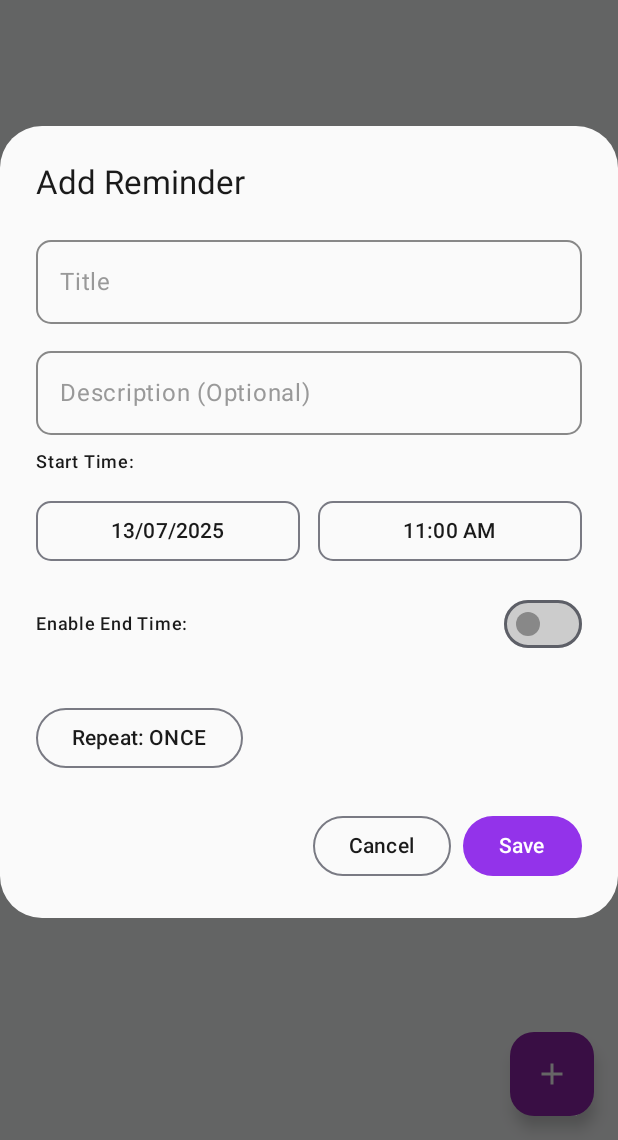
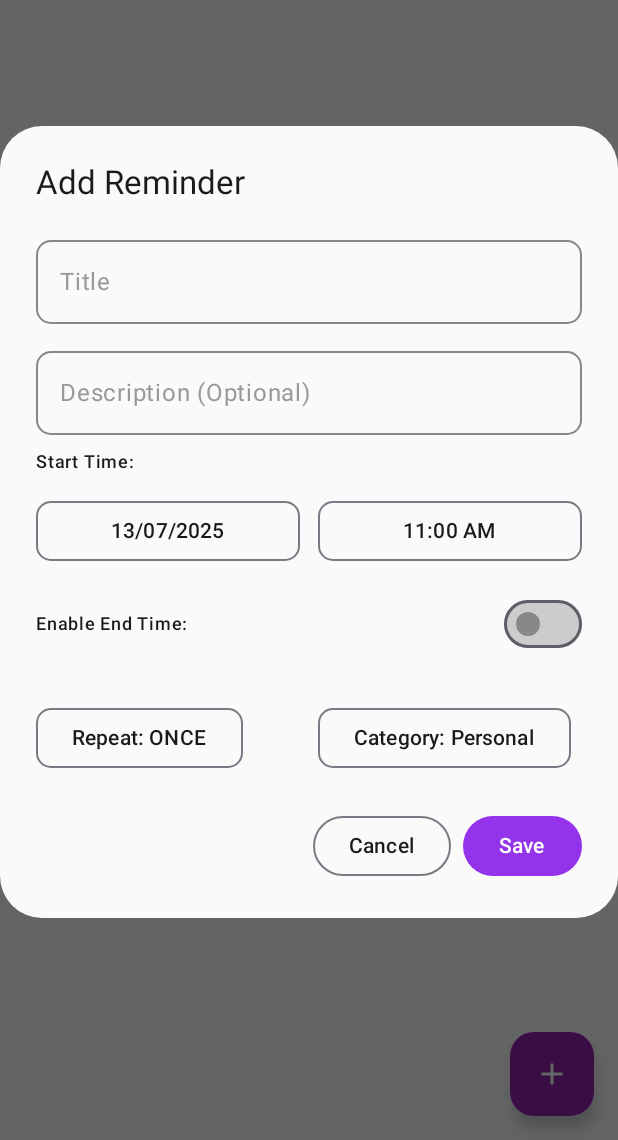
Before and after one commit to Yuktta-Technologies/Remindzy-app, an Android app built with Jetpack Compose: the screen it shows after launch (MainActivity), after a tap on "Add Reminder", on a phone screen of 412 x 824 dp, the part 96-1236 px from its top. Run offline under Robolectric (Android 15) with nearby library versions, the phone set to English and light mode, and no system bars; our stand-ins replace Room's generated code.

Commit message:
Added the category selection option in the add/edit reminder dialog box

```diff
--- a/app/src/main/java/com/app/reminderpro/ui/AddReminderDialog.kt
+++ b/app/src/main/java/com/app/reminderpro/ui/AddReminderDialog.kt
@@ -69,7 +69,7 @@ fun AddReminderDialog(
     reminderToEdit: Reminder? = null,
     onDismiss: () -> Unit,
     // VITAL CHANGE: 'end' parameter is now Long? (nullable)
-    onSave: (title: String, desc: String, start: Long, end: Long?, repeat: RepeatMode) -> Unit
+    onSave: (title: String, desc: String, start: Long, end: Long?, repeat: RepeatMode, category: String) -> Unit
 ) {
     val context = LocalContext.current
 
@@ -102,6 +102,9 @@ fun AddReminderDialog(
 
 
     var repeatMode by remember { mutableStateOf(reminderToEdit?.repeatMode ?: RepeatMode.ONCE) }
+    val categoryOptions = listOf("Personal", "Work", "Health", "Study", "Others")
+    var selectedCategory by remember { mutableStateOf("Personal") }
+
 
     val dateFormatter = remember { SimpleDateFormat("dd/MM/yyyy", Locale.getDefault()) }
     val timeFormatter = remember { SimpleDateFormat("h:mm a", Locale.getDefault()) }
@@ -164,7 +167,7 @@ fun AddReminderDialog(
                     return@Button
                 }
 
-                onSave(title, description, finalStartTimeMillis, finalEndTimeMillis, repeatMode)
+                onSave(title, description, finalStartTimeMillis, finalEndTimeMillis, repeatMode, selectedCategory)
                 // onDismiss() // Call onDismiss from the onSave lambda in ReminderListScreen
             },
                     colors = ButtonDefaults.buttonColors(
@@ -449,13 +452,36 @@ fun AddReminderDialog(
                     }
 
                     Spacer(modifier = Modifier.height(8.dp))
-                    DropdownMenuBox(selected = repeatMode, onSelected = { repeatMode = it })
+                    //DropdownMenuBox(selected = repeatMode, onSelected = { repeatMode = it })
+                    Row(
+                        modifier = Modifier.fillMaxWidth(),
+                        horizontalArrangement = Arrangement.spacedBy(12.dp)
+                    ) {
+                        DropdownMenuBox(
+                            label = "Repeat",
+                            options = RepeatMode.entries.toList(),
+                            selected = repeatMode,
+                            onSelected = { repeatMode = it },
+                            modifier = Modifier.weight(1f)
+                        )
+
+                        DropdownMenuBox(
+                            label = "Category",
+                            options = categoryOptions,
+                            selected = selectedCategory,
+                            onSelected = { selectedCategory = it },
+                            modifier = Modifier.weight(1f)
+                        )
+                    }
+
                 }
             }
         }
     )
 }
 
+//dropdown menu code
+/*
 @Composable
 fun DropdownMenuBox( // This remains the same as your provided code
     selected: RepeatMode,
@@ -483,3 +509,39 @@ fun DropdownMenuBox( // This remains the same as your provided code
         }
     }
 }
+*/
+
+@Composable
+fun <T> DropdownMenuBox(
+    label: String,
+    options: List<T>,
+    selected: T,
+    onSelected: (T) -> Unit,
+    modifier: Modifier = Modifier
+) {
+    var expanded by remember { mutableStateOf(false) }
+
+    Box(modifier = modifier) {
+        OutlinedButton(
+            onClick = { expanded = true },
+            shape = RoundedCornerShape(10.dp)
+        ) {
+            Text(
+                "$label: ${selected.toString()}",
+                color = Color(0xFF1A1A1A)
+            )
+        }
+
+        DropdownMenu(expanded = expanded, onDismissRequest = { expanded = false }) {
+            options.forEach { item ->
+                DropdownMenuItem(
+                    text = { Text(item.toString()) },
+                    onClick = {
+                        onSelected(item)
+                        expanded = false
+                    }
+                )
+            }
+        }
+    }
+}
--- a/app/src/main/java/com/app/reminderpro/ui/ReminderListScreen.kt
+++ b/app/src/main/java/com/app/reminderpro/ui/ReminderListScreen.kt
@@ -237,9 +237,9 @@ fun ReminderListScreen(
                 onDismiss = { showDialog = false },
                 // The onSave lambda matches the signature required by the updated AddReminderDialog
                 // (title: String, desc: String, start: Long, end: Long?, repeat: RepeatMode)
-                onSave = { title, description, startTime, endTime, repeatMode ->
+                onSave = { title, description, startTime, endTime, repeatMode, category ->
                     if (reminderToEdit == null) {
-                        viewModel.insertReminder(title, description, startTime, endTime, repeatMode)
+                        viewModel.insertReminder(title, description, startTime, endTime, repeatMode, category)
                     } else {
                         reminderToEdit?.let { currentReminder ->
                             val updatedReminder = currentReminder.copy(
@@ -247,7 +247,8 @@ fun ReminderListScreen(
                                 description = description,
                                 startTime = startTime,
                                 endTime = endTime,
-                                repeatMode = repeatMode
+                                repeatMode = repeatMode,
+                                category = category
                             )
                             viewModel.updateReminder(updatedReminder)
                         }
```
Also changed, not shown: 1 other file.
